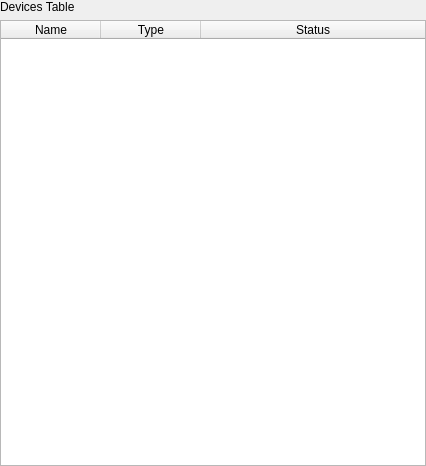
Above: src/UI/deviceManagement/devicestable.ui from Enem-20/CGS before the change. Below: the same form after it.
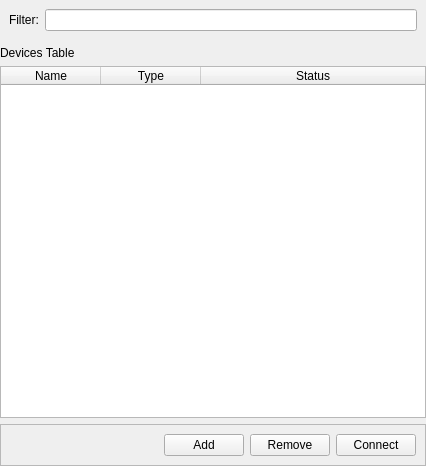
That is the form after the change.

Commit message: Move connections management to separate widgets. Now we work with chain: device->channel->channel group->components

What changed in the file:
```diff
--- a/src/UI/deviceManagement/devicestable.ui
+++ b/src/UI/deviceManagement/devicestable.ui
@@ -10,6 +10,12 @@
     <height>466</height>
    </rect>
   </property>
+  <property name="sizePolicy">
+   <sizepolicy hsizetype="Preferred" vsizetype="Expanding">
+    <horstretch>0</horstretch>
+    <verstretch>0</verstretch>
+   </sizepolicy>
+  </property>
   <property name="windowTitle">
    <string>Form</string>
   </property>
@@ -26,6 +32,22 @@
    <property name="bottomMargin">
     <number>0</number>
    </property>
+   <item>
+    <widget class="QWidget" name="widget" native="true">
+     <layout class="QFormLayout" name="formLayout">
+      <item row="0" column="1">
+       <widget class="QLineEdit" name="filter"/>
+      </item>
+      <item row="0" column="0">
+       <widget class="QLabel" name="filterLabel">
+        <property name="text">
+         <string>Filter:</string>
+        </property>
+       </widget>
+      </item>
+     </layout>
+    </widget>
+   </item>
    <item>
     <widget class="QLabel" name="label">
      <property name="text">
@@ -67,6 +89,52 @@
      </column>
     </widget>
    </item>
+   <item>
+    <widget class="QFrame" name="frame">
+     <property name="frameShape">
+      <enum>QFrame::Shape::StyledPanel</enum>
+     </property>
+     <property name="frameShadow">
+      <enum>QFrame::Shadow::Raised</enum>
+     </property>
+     <layout class="QGridLayout" name="gridLayout">
+      <item row="0" column="0">
+       <spacer name="horizontalSpacer">
+        <property name="orientation">
+         <enum>Qt::Orientation::Horizontal</enum>
+        </property>
+        <property name="sizeHint" stdset="0">
+         <size>
+          <width>40</width>
+          <height>20</height>
+         </size>
+        </property>
+       </spacer>
+      </item>
+      <item row="0" column="1">
+       <widget class="QPushButton" name="add">
+        <property name="text">
+         <string>Add</string>
+        </property>
+       </widget>
+      </item>
+      <item row="0" column="3">
+       <widget class="QPushButton" name="connectionToggle">
+        <property name="text">
+         <string>Connect</string>
+        </property>
+       </widget>
+      </item>
+      <item row="0" column="2">
+       <widget class="QPushButton" name="remove">
+        <property name="text">
+         <string>Remove</string>
+        </property>
+       </widget>
+      </item>
+     </layout>
+    </widget>
+   </item>
   </layout>
  </widget>
  <resources/>
```
The commit also changes 74 other files.
